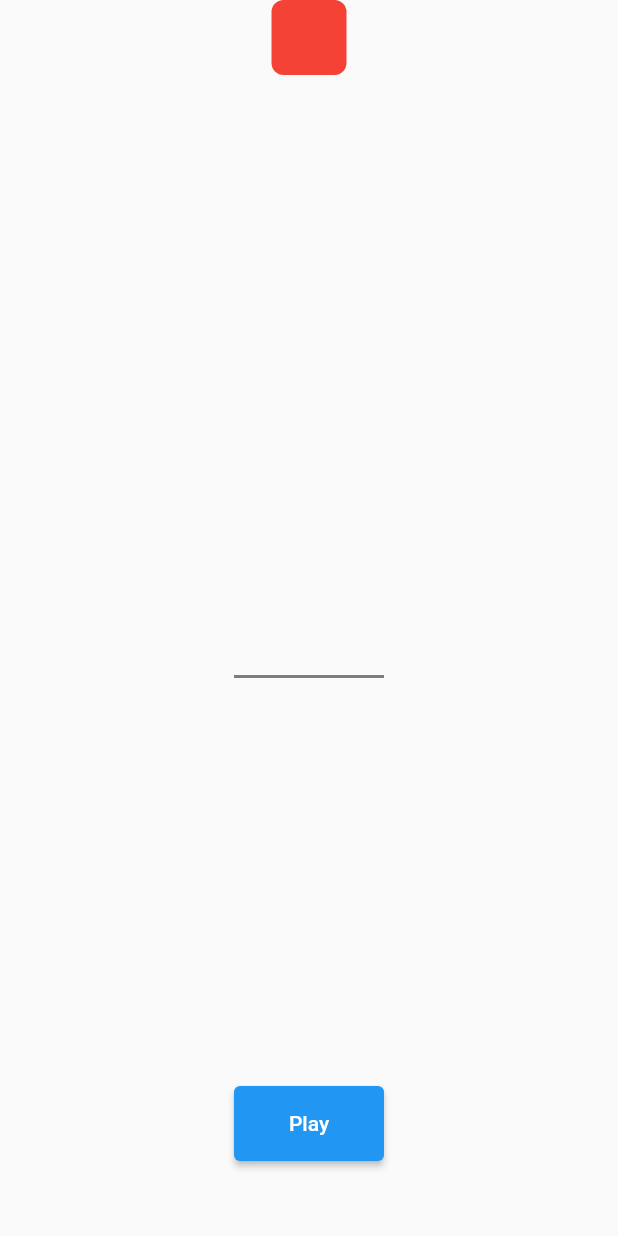
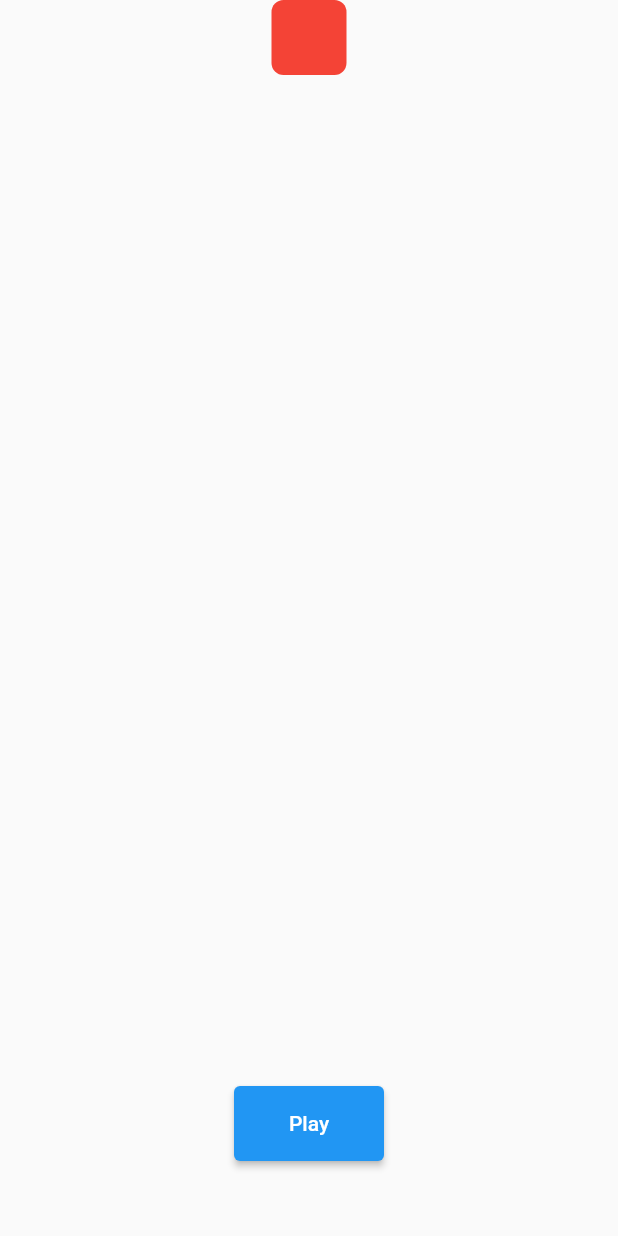
Before and after one commit to Magoulo/Flutter-Animation, a Flutter app: the screen it shows after launch, after a tap on "Custom", on a phone screen of 412 x 824 dp. Run offline on Flutter 3.47's test engine with Material 2 defaults, Android fonts, the light colour scheme and no system bars; our stand-ins replace lottie; missing offline and left inert: dart:ffi.

Commit message:
looks fine

```diff
--- a/flutter_animation/lib/screens/customAnimation.dart
+++ b/flutter_animation/lib/screens/customAnimation.dart
@@ -15,13 +15,13 @@ class _CustomAnimationScreenState extends State<CustomAnimationScreen>
   late final AnimationController _positionController;
   late final AnimationController _colorController;
   late final AnimationController _scaleController;
-  late final AnimationController _fadeController;
+  late final AnimationController _opacityController;
 
   late final Animation<double> _positionAnimation;
   late final Animation<Color?> _colorAnimation;
   late final Animation<double> _scaleYTweenSequence;
   late final Animation<double> _scaleXTweenSequence;
-  late final Animation<double> _fadeAnimation;
+  late final Animation<double> _opacityAnimation;
 
   @override
   void initState() {
@@ -33,7 +33,7 @@ class _CustomAnimationScreenState extends State<CustomAnimationScreen>
         AnimationController(vsync: this, duration: const Duration(seconds: 5));
     _scaleController =
         AnimationController(vsync: this, duration: const Duration(seconds: 5));
-    _fadeController =
+    _opacityController =
         AnimationController(vsync: this, duration: const Duration(seconds: 5));
 
     _positionAnimation = TweenSequence<double>(
@@ -76,23 +76,12 @@ class _CustomAnimationScreenState extends State<CustomAnimationScreen>
       ],
     ).animate(_colorController);
 
-    _fadeAnimation = TweenSequence<double>(
-      <TweenSequenceItem<double>>[
-        TweenSequenceItem<double>(
-          tween: Tween<double>(begin: 0.5, end: 0.25)
-              .chain(CurveTween(curve: Curves.easeInOut)),
-          weight: 25.0,
-        ),
-        TweenSequenceItem<double>(
-          tween: Tween(begin: 0.25, end: 0.75),
-          weight: 25.0,
-        ),
-        TweenSequenceItem<double>(
-          tween: Tween(begin: 0.75, end: 0.0),
-          weight: 50.0,
-        ),
-      ],
-    ).animate(_fadeController);
+    _opacityAnimation = TweenSequence<double>([
+      TweenSequenceItem(tween: Tween(begin: 0.0, end: 0.0), weight: 24),
+      TweenSequenceItem(tween: Tween(begin: 0.0, end: 1.0), weight: 5),
+      TweenSequenceItem(tween: Tween(begin: 1.0, end: 0.0), weight: 5),
+      TweenSequenceItem(tween: Tween(begin: 0.0, end: 0.0), weight: 67),
+    ]).animate(_colorController);
 
     _scaleYTweenSequence = TweenSequence<double>(
       [
@@ -190,6 +179,7 @@ class _CustomAnimationScreenState extends State<CustomAnimationScreen>
     _positionController.dispose();
     _colorController.dispose();
     _scaleController.dispose();
+    _opacityController.dispose();
     super.dispose();
   }
 
@@ -197,10 +187,12 @@ class _CustomAnimationScreenState extends State<CustomAnimationScreen>
     _positionController.reset();
     _colorController.reset();
     _scaleController.reset();
+    _opacityController.reset();
 
     _positionController.forward();
     _colorController.forward();
     _scaleController.forward();
+    _opacityController.forward();
   }
 
   @override
@@ -233,7 +225,7 @@ class _CustomAnimationScreenState extends State<CustomAnimationScreen>
             },
           ),
           AnimatedBuilder(
-            animation: Listenable.merge([_fadeAnimation]),
+            animation: Listenable.merge([_opacityController]),
             builder: (context, child) {
               return Positioned(
                   left: MediaQuery.of(context).size.width / 2 - 100 / 2,
@@ -241,11 +233,13 @@ class _CustomAnimationScreenState extends State<CustomAnimationScreen>
                   child: SizedBox(
                     width: 100,
                     height: 2,
-                    child: Container(
-                      color: Colors.black.withOpacity(_fadeAnimation.value),
-                      height: 2,
-                      width: 100,
-                    ),
+                    child: FadeTransition(
+                        opacity: _opacityAnimation,
+                        child: Container(
+                          color: Colors.black,
+                          height: 2,
+                          width: 100,
+                        )),
                   ));
             },
           ),
@@ -268,12 +262,3 @@ class _CustomAnimationScreenState extends State<CustomAnimationScreen>
     );
   }
 }
-
-
-/*Container(
-                          width: 50,
-                          height: 50,
-                          decoration: BoxDecoration(
-                              color: color,
-                              borderRadius: BorderRadius.circular(8)),
-                        ); */
```
